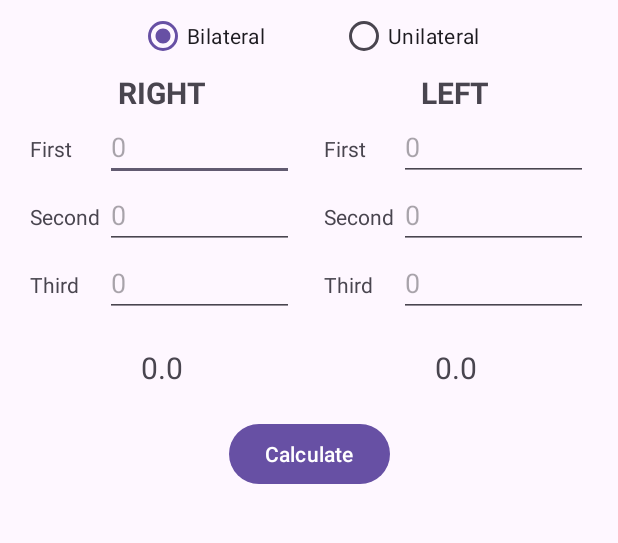
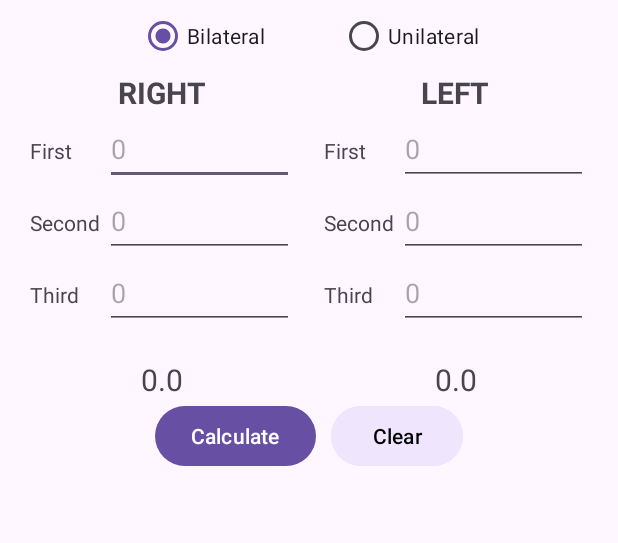
Before and after one commit to breannaolden/GripCalculator, an Android app: the screen it shows after launch (MainActivity), on a phone screen of 412 x 824 dp, the part 121-664 px from its top. Run offline under Robolectric (Android 15) with nearby library versions, the phone set to English and light mode, and no system bars.

Commit message:
- updated height to 48dp for touch target size editTexts - added clear button with functionality

```diff
--- a/app/src/main/res/layout/activity_main.xml
+++ b/app/src/main/res/layout/activity_main.xml
@@ -84,7 +84,7 @@
                 <EditText
                     android:id="@+id/right_first_edit_text"
                     android:layout_width="wrap_content"
-                    android:layout_height="wrap_content"
+                    android:layout_height="48dp"
                     android:autofillHints="0"
                     android:ems="10"
                     android:hint="@string/_0"
@@ -107,7 +107,7 @@
                 <EditText
                     android:id="@+id/right_second_edit_text"
                     android:layout_width="wrap_content"
-                    android:layout_height="wrap_content"
+                    android:layout_height="48dp"
                     android:autofillHints="0"
                     android:ems="10"
                     android:hint="@string/_0"
@@ -130,7 +130,7 @@
                 <EditText
                     android:id="@+id/right_third_edit_text"
                     android:layout_width="wrap_content"
-                    android:layout_height="wrap_content"
+                    android:layout_height="48dp"
                     android:autofillHints="0"
                     android:ems="10"
                     android:hint="@string/_0"
@@ -182,7 +182,7 @@
                 <EditText
                     android:id="@+id/left_first_edit_text"
                     android:layout_width="wrap_content"
-                    android:layout_height="wrap_content"
+                    android:layout_height="48dp"
                     android:autofillHints="0"
                     android:ems="10"
                     android:hint="@string/_0"
@@ -205,7 +205,7 @@
                 <EditText
                     android:id="@+id/left_second_edit_text"
                     android:layout_width="wrap_content"
-                    android:layout_height="wrap_content"
+                    android:layout_height="48dp"
                     android:autofillHints="0"
                     android:ems="10"
                     android:hint="@string/_0"
@@ -228,7 +228,7 @@
                 <EditText
                     android:id="@+id/left_third_edit_text"
                     android:layout_width="wrap_content"
-                    android:layout_height="wrap_content"
+                    android:layout_height="48dp"
                     android:autofillHints="0"
                     android:ems="10"
                     android:hint="@string/_0"
@@ -252,17 +252,31 @@
 
     </LinearLayout>
 
+    <LinearLayout
+        android:layout_width="match_parent"
+        android:layout_height="wrap_content"
+        android:gravity="center"
+        app:layout_constraintTop_toBottomOf="@id/linearLayout3">
+
         <Button
             android:id="@+id/calculate_button"
             android:layout_width="wrap_content"
             android:layout_height="wrap_content"
             android:layout_gravity="end"
-        android:layout_marginTop="20dp"
             android:text="@string/calculate"
             android:onClick="calculateClick"
-        app:layout_constraintEnd_toEndOf="parent"
-        app:layout_constraintStart_toStartOf="parent"
-        app:layout_constraintTop_toBottomOf="@+id/linearLayout3" />
+            android:layout_marginEnd="10dp"/>
+
+        <Button
+            android:layout_width="wrap_content"
+            android:layout_height="wrap_content"
+            android:text="Clear"
+            android:textColor="@color/black"
+            android:backgroundTint="@color/colorLight"
+            android:onClick="clearClick"/>
+
+
+    </LinearLayout>
 
 
 </androidx.constraintlayout.widget.ConstraintLayout>
--- a/app/src/main/res/values/colors.xml
+++ b/app/src/main/res/values/colors.xml
@@ -3,4 +3,6 @@
     <color name="black">#FF000000</color>
     <color name="white">#FFFFFFFF</color>
     <color name="colorPrimary"></color>
+    <color name="colorLight">#efe5fd</color>
+    <color name="gray">#D3D3D3</color>
 </resources>
```
Also changed, not shown: app/src/main/java/com/example/gripcalculator/MainActivity.java (+12 -0 lines), app/src/main/res/drawable/outline.xml (added, +12 -0 lines), app/src/main/ic_app_icon-playstore.png (added), app/src/main/ic_launcher-playstore.png (added), app/src/main/res/mipmap-hdpi/ic_launcher.png (added), app/src/main/res/mipmap-hdpi/ic_launcher_foreground.png (added), app/src/main/res/mipmap-mdpi/ic_launcher.png (added), app/src/main/res/mipmap-mdpi/ic_launcher_foreground.png (added), app/src/main/res/mipmap-xhdpi/ic_launcher.png (added), app/src/main/res/mipmap-xhdpi/ic_launcher_foreground.png (added), app/src/main/res/mipmap-xxxhdpi/ic_launcher.png (added), app/src/main/res/mipmap-xxxhdpi/ic_launcher_foreground.png (added), app/src/main/res/mipmap-xxxhdpi/ic_launcher_round.png (added), 4 other files. Lines whose indentation alone changed are shown as unchanged.
